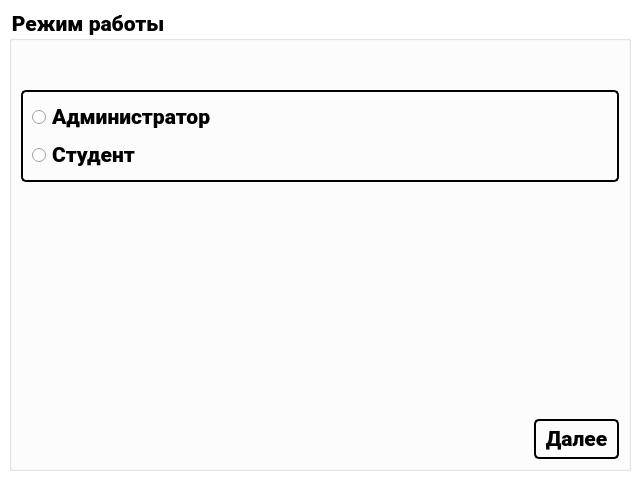
Above: mainwindow.ui from Rayzedan/SystemControlStudent before the change. Below: the same form after it.
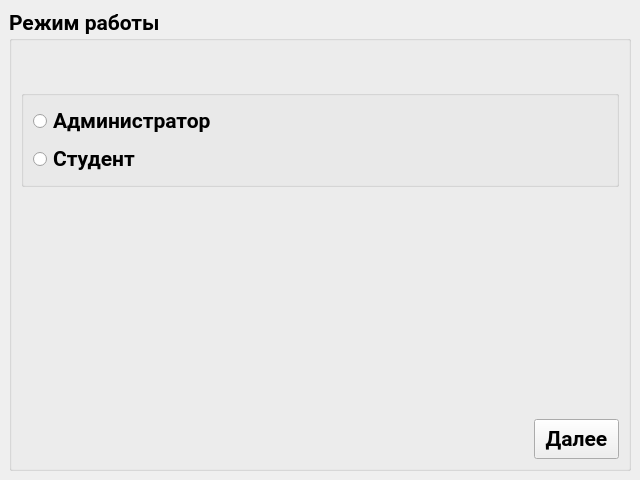
That is the form after the change.

Commit message: Убрал дизайн

What changed in the file:
```diff
--- a/mainwindow.ui
+++ b/mainwindow.ui
@@ -38,9 +38,7 @@
    <string>SystemControlStudent</string>
   </property>
   <property name="styleSheet">
-   <string notr="true">QMainWindow {
-background: white;
-}</string>
+   <string notr="true"/>
   </property>
   <widget class="QWidget" name="centralwidget">
    <property name="sizePolicy">
@@ -92,13 +90,7 @@
        </font>
       </property>
       <property name="styleSheet">
-       <string notr="true">QWidget {
-background: ;
-  color: Black;
-  font-weight: 700;
-  text-decoration: none;
-  outline: none;
-}</string>
+       <string notr="true"/>
       </property>
       <property name="title">
        <string>Режим работы</string>
@@ -129,15 +121,7 @@
           </font>
          </property>
          <property name="styleSheet">
-          <string notr="true">QGroupBox {
-  color: white;
-  font-weight: 700;
-  text-decoration: none;
-  color: black;
-  outline: none;
-  border: 2px solid;
-  border-radius: 5px;
-} </string>
+          <string notr="true"/>
          </property>
          <property name="title">
           <string/>
@@ -243,17 +227,7 @@
             </font>
            </property>
            <property name="styleSheet">
-            <string notr="true">QPushButton {
-  color: white;
-  font-weight: 700;
-  text-decoration: none;
-  color: black;
-  outline: none;
-  border: 2px solid;
-  border-radius: 5px;
-} 
-QPushButton:hover { background: gray }
-QPushButton:pressed { background: white; }</string>
+            <string notr="true"/>
            </property>
            <property name="text">
             <string>Далее</string>
```
The commit also changes 3 other files.
